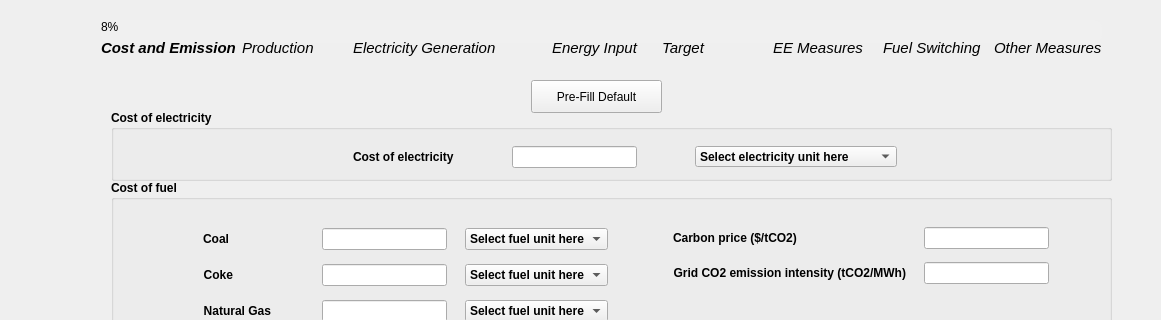
Qt form 00_BEST_windows/ui_files_latest/Page2_CostandEmission_qwidget.ui (WongCurtis95/lbnl_best_public) before a commit; both pictures show x 99 to 1260 and y 0 to 320 of the 1260 by 700 pixel window.
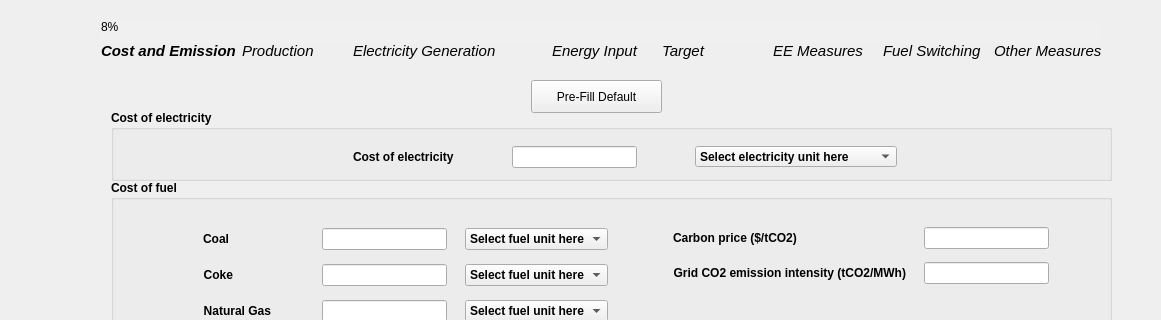
The same form after that commit. Icons and pictures are not drawn.

What changed in the file:
```diff
--- a/00_BEST_windows/ui_files_latest/Page2_CostandEmission_qwidget.ui
+++ b/00_BEST_windows/ui_files_latest/Page2_CostandEmission_qwidget.ui
@@ -1126,7 +1126,7 @@
      <x>200</x>
      <y>40</y>
      <width>1001</width>
-     <height>16</height>
+     <height>22</height>
     </rect>
    </property>
    <layout class="QGridLayout" name="gridLayout_11">
```
